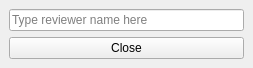
Qt form settings.ui (FrankMamuda/ketoevent) before a commit.
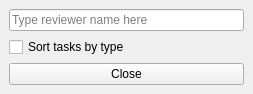
The same form after that commit.

The edit to the form file:
```diff
--- a/settings.ui
+++ b/settings.ui
@@ -7,7 +7,7 @@
     <x>0</x>
     <y>0</y>
     <width>253</width>
-    <height>67</height>
+    <height>92</height>
    </rect>
   </property>
   <property name="windowTitle">
@@ -22,6 +22,13 @@
       </property>
      </widget>
     </item>
+    <item>
+     <widget class="QCheckBox" name="sortByTypeCheck">
+      <property name="text">
+       <string>Sort tasks by type</string>
+      </property>
+     </widget>
+    </item>
     <item>
      <widget class="QPushButton" name="closeButton">
       <property name="text">
```
